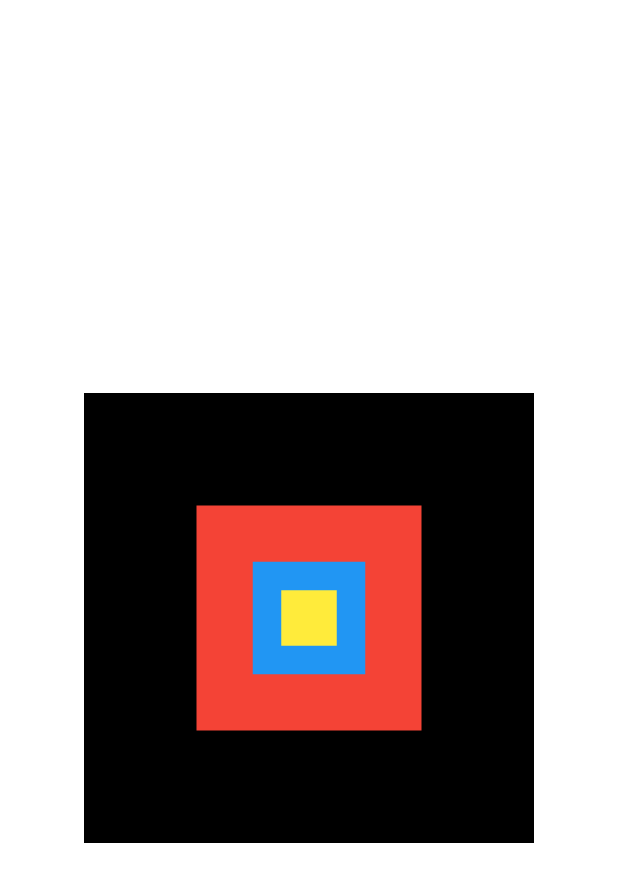
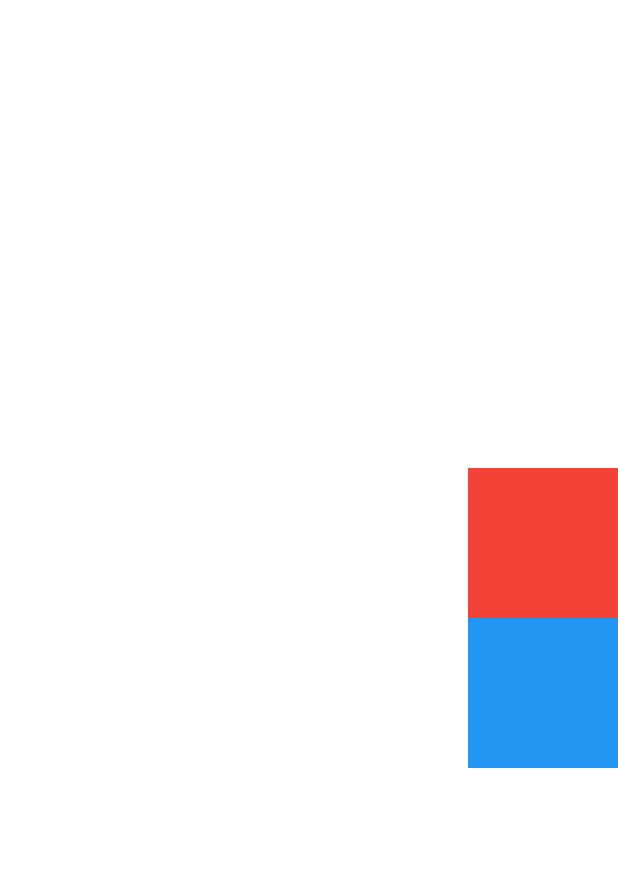
Before and after one commit to GuilhermeTantulli/Mobile-Development, a Flutter app: the screen it shows after launch, on a phone screen of 412 x 824 dp. Shown: the top 882 px of the screen. Run offline on Flutter 3.47's test engine with Material 3 defaults, Android fonts, the phone set to English and light mode, and no system bars.

Commit message:
Implemented: Widgets in Column

```diff
--- a/aula_1_widgets/lib/main.dart
+++ b/aula_1_widgets/lib/main.dart
@@ -11,29 +11,20 @@ class MainApp extends StatelessWidget {
   Widget build(BuildContext context) {
     return MaterialApp(
       title: 'Flutter',
-      home: Stack(
-        alignment: AlignmentDirectional.center,
+      home: Column(
+        mainAxisAlignment: MainAxisAlignment.center,
+        crossAxisAlignment: CrossAxisAlignment.end,
         children: [
           Container(
-            color: Colors.black,
-            width: 300,
-            height: 300,
-          ),
-          Container(
             color: Colors.red,
-            width: 150,
-            height: 150,
+            width: 100,
+            height: 100,
             ),
           Container(
             color: Colors.blue,
-            width: 75,
-            height: 75,
+            width: 100,
+            height: 100,
             ),
-          Container(
-            color: Colors.yellow,
-            width: 37,
-            height: 37,
-          )
         ],
       ),
     );
```
